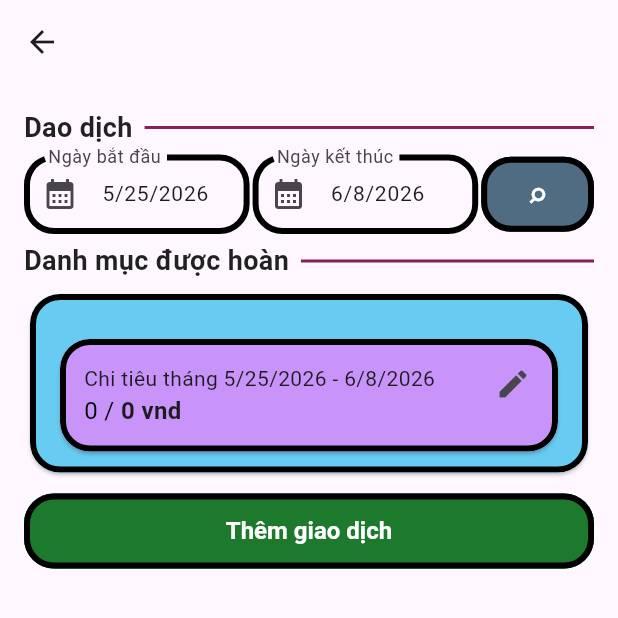
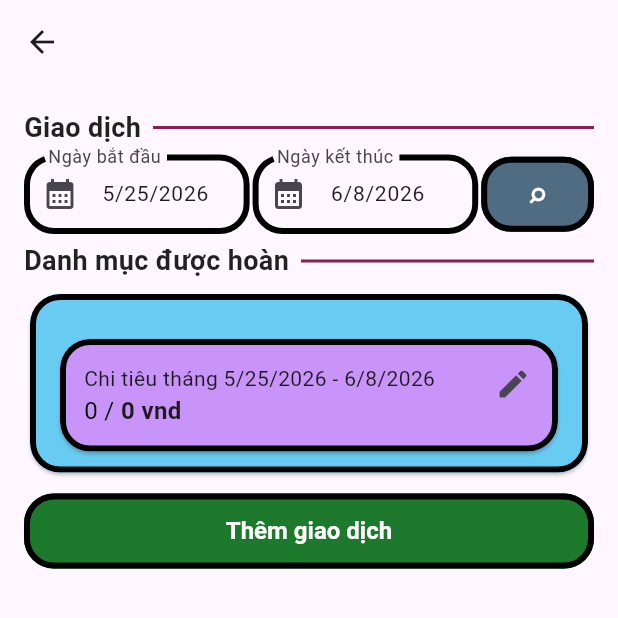
Before and after one commit to Tranbao8396/Credit-Card-Management, a Flutter app: the CardDetailPage screen opened directly with empty values, on a phone screen of 412 x 824 dp, the top half of it. Run offline on Flutter 3.47's test engine with Material 3 defaults, Android fonts, the light colour scheme and no system bars; our stand-ins replace cloud_firestore, firebase_auth, firebase_core, month_picker_dialog; accounts and stored records are empty; generated files the repository leaves out were written again.

Commit message:
sua chinh ta

```diff
--- a/lib/src/subpages/card_detail/card_detail_page.dart
+++ b/lib/src/subpages/card_detail/card_detail_page.dart
@@ -36,7 +36,7 @@ class CardDetailPage extends StatelessWidget {
               child: Column(
                 crossAxisAlignment: CrossAxisAlignment.start,
                 children: [
-                  LinedTitle(title: 'Dao dịch'),
+                  LinedTitle(title: 'Giao dịch'),
                   SizedBox(height: 5),
                   Row(
                     children: [
--- a/lib/src/widgets/transaction_dialog.dart
+++ b/lib/src/widgets/transaction_dialog.dart
@@ -76,6 +76,7 @@ class TransactionDialog extends StatelessWidget {
                       ),
                       SizedBox(height: 10),
                       DropdownButtonFormField(
+                        isExpanded: true,
                         items: [
                           ...(categories ?? []).map(
                             (category) => DropdownMenuItem(
```
